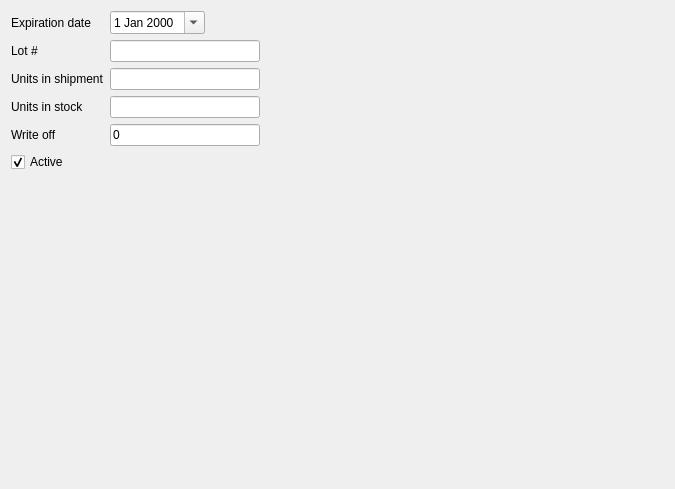
kyledevans/Medicine-Track, file mtrack/asw_page00.ui: the form before one commit.
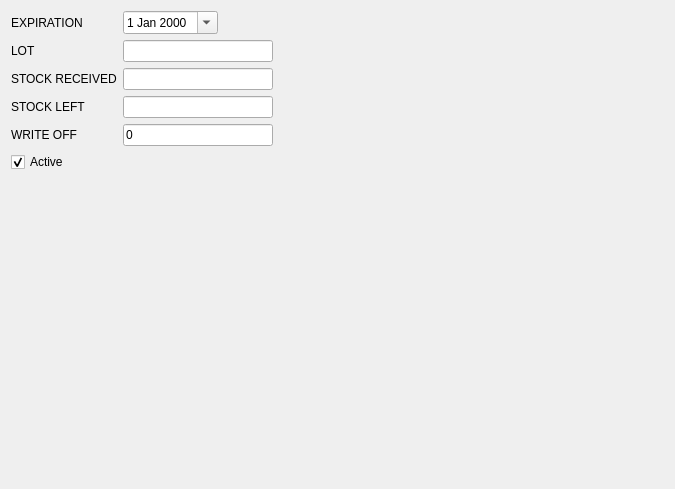
The form after the commit.

Commit message: Making UI strings easier to fix app-wide. 	modified:   mtrack/apw_page01.ui 	modified:   mtrack/asw_page00.cpp 	modified:   mtrack/asw_page00.ui 	modified:   mtrack/inventoryframe.cpp 	modified:   mtrack/inventoryframe.h 	modified:   mtrack/inventoryframe.ui 	modified:   mtrack/medicationrecord.cpp 	modified:   mtrack/medicationrecord.h 	modified:   mtrack/nmw_page00.ui 	modified:   mtrack/npw_page00.ui 	modified:   mtrack/prescriptionrecord.h 	modified:   mtrack/shipmentrecord.cpp 	modified:   mtrack/shipmentrecord.h

Patch:
```diff
--- a/mtrack/asw_page00.ui
+++ b/mtrack/asw_page00.ui
@@ -17,7 +17,7 @@
    <item row="0" column="0">
     <widget class="QLabel" name="expireLabel">
      <property name="text">
-      <string>Expiration date</string>
+      <string>EXPIRATION</string>
      </property>
     </widget>
    </item>
@@ -48,7 +48,7 @@
    <item row="1" column="0">
     <widget class="QLabel" name="lotLabel">
      <property name="text">
-      <string>Lot #</string>
+      <string>LOT</string>
      </property>
     </widget>
    </item>
@@ -88,7 +88,7 @@
    <item row="2" column="0">
     <widget class="QLabel" name="unitsLabel">
      <property name="text">
-      <string>Units in shipment</string>
+      <string>STOCK RECEIVED</string>
      </property>
     </widget>
    </item>
@@ -128,7 +128,7 @@
    <item row="3" column="0">
     <widget class="QLabel" name="stockLabel">
      <property name="text">
-      <string>Units in stock</string>
+      <string>STOCK LEFT</string>
      </property>
     </widget>
    </item>
@@ -168,7 +168,7 @@
    <item row="4" column="0">
     <widget class="QLabel" name="label">
      <property name="text">
-      <string>Write off</string>
+      <string>WRITE OFF</string>
      </property>
     </widget>
    </item>
```
Left out of the diff: 10 changed lines with no effect on the pictures. The commit also changes 12 other files.
